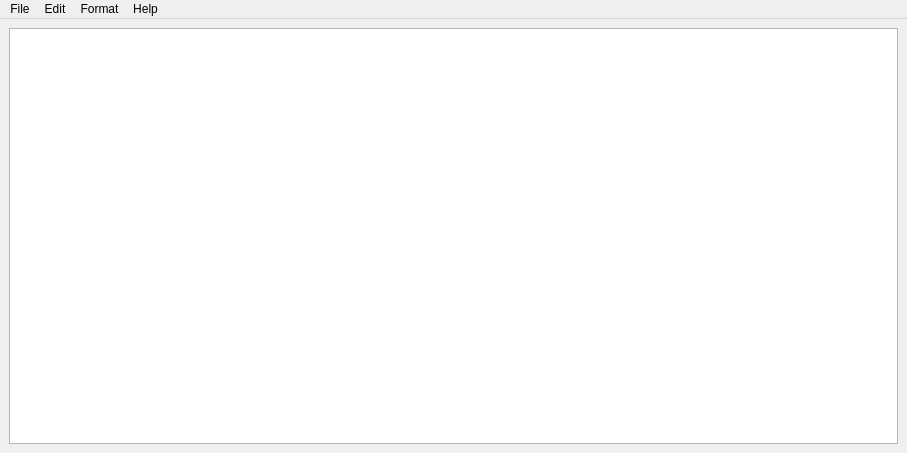
This is mainwindow.ui in nordic16/simplest-text-editor as Qt 5 draws it before an edit. The edited form follows.
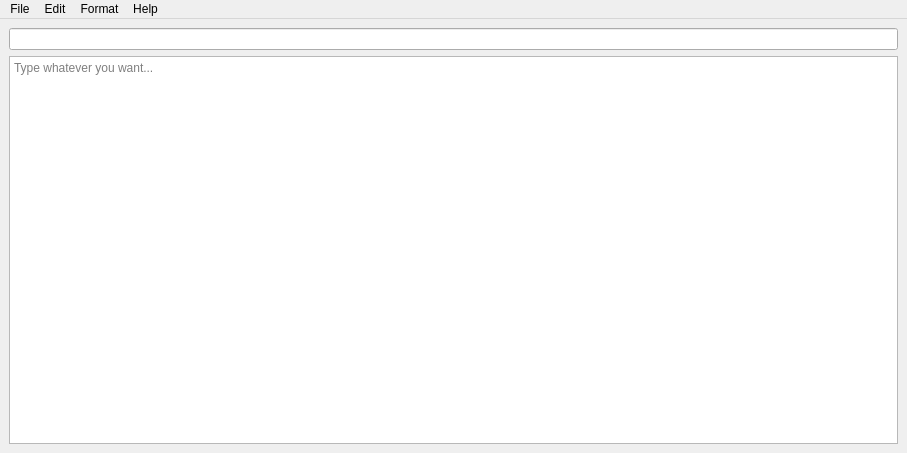
This is the edited form.

What changed in the file:
```diff
--- a/mainwindow.ui
+++ b/mainwindow.ui
@@ -22,10 +22,32 @@
         <property name="lineWrapMode">
          <enum>QTextEdit::NoWrap</enum>
         </property>
+        <property name="placeholderText">
+         <string>Type whatever you want...</string>
+        </property>
        </widget>
       </item>
      </layout>
     </item>
+    <item row="0" column="0">
+     <widget class="QLineEdit" name="lineEdit">
+      <property name="enabled">
+       <bool>true</bool>
+      </property>
+      <property name="styleSheet">
+       <string notr="true"/>
+      </property>
+      <property name="frame">
+       <bool>true</bool>
+      </property>
+      <property name="placeholderText">
+       <string/>
+      </property>
+      <property name="clearButtonEnabled">
+       <bool>false</bool>
+      </property>
+     </widget>
+    </item>
    </layout>
   </widget>
   <widget class="QMenuBar" name="menuBar">
```
Left out of the diff: 130 changed lines with no effect on the pictures.
